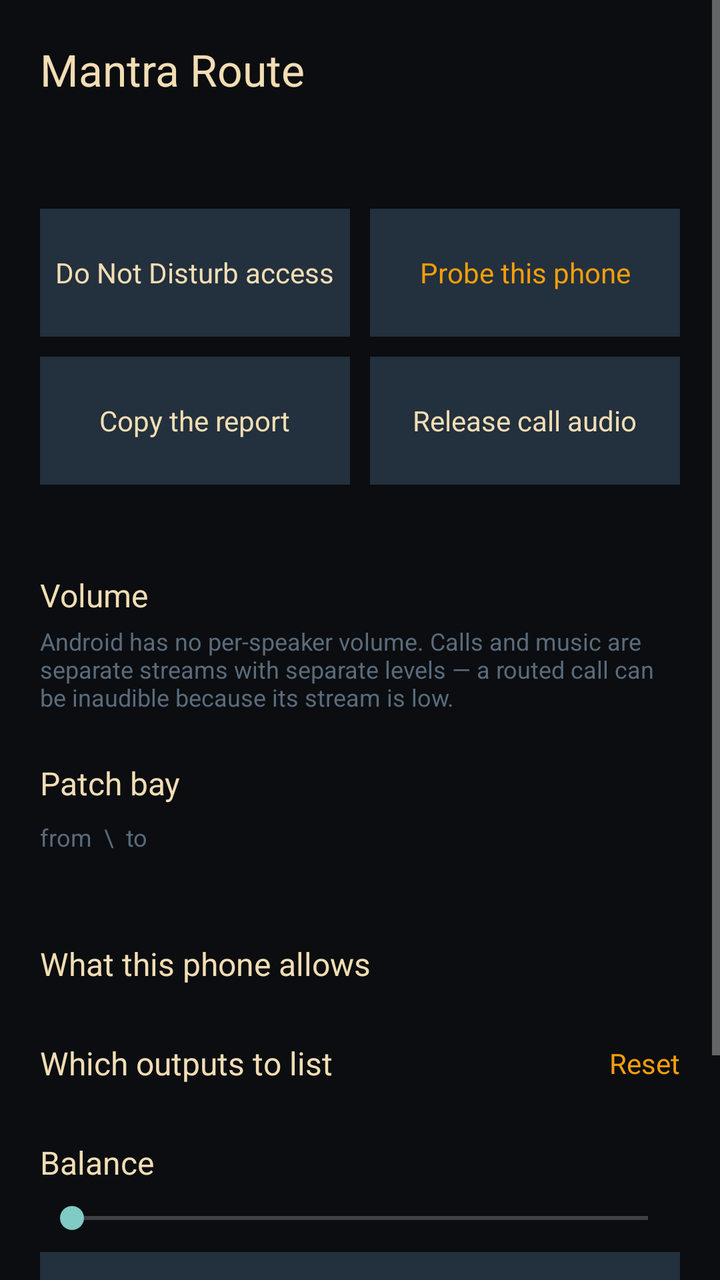
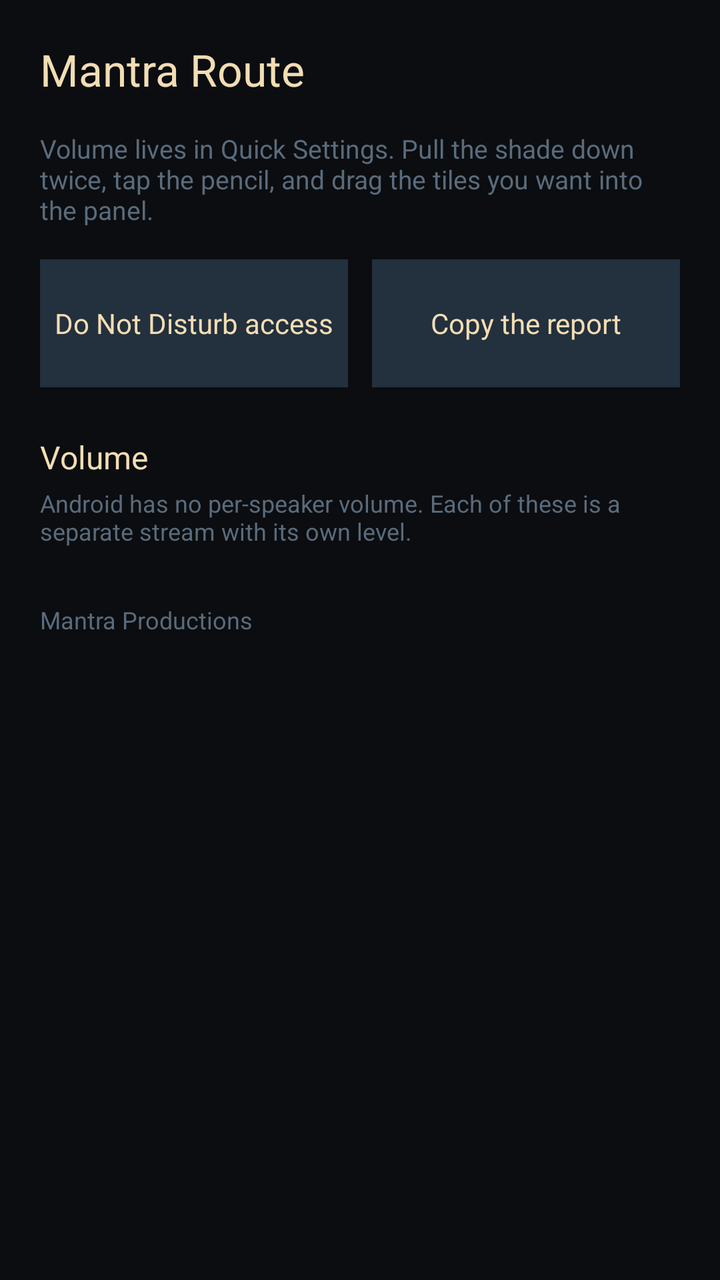

An Android layout rendered at two revisions. The XML below is the earlier revision; the diff shows what the commit changed to produce the second picture.
<!-- AndroidManifest.xml: application theme Theme.MantraRoute -->
<!-- res/layout/activity_main.xml -->
<?xml version="1.0" encoding="utf-8"?>
<ScrollView xmlns:android="http://schemas.android.com/apk/res/android"
    android:id="@+id/root_scroll"
    android:clipToPadding="false"
    android:layout_width="match_parent"
    android:layout_height="match_parent"
    android:background="@color/ground"
    android:fillViewport="true">

    <LinearLayout
        android:layout_width="match_parent"
        android:layout_height="wrap_content"
        android:orientation="vertical"
        android:padding="20dp">

        
        <LinearLayout
            android:layout_width="match_parent"
            android:layout_height="wrap_content"
            android:orientation="horizontal"
            android:gravity="center_vertical">

            <TextView
                android:layout_width="0dp"
                android:layout_height="wrap_content"
                android:layout_weight="1"
                android:text="@string/app_name"
                android:textColor="@color/sand"
                android:textSize="22sp" />

            <TextView
                android:id="@+id/version"
                android:layout_width="wrap_content"
                android:layout_height="wrap_content"
                android:layout_marginStart="12dp"
                android:textColor="@color/slate_ink"
                android:textSize="14sp" />
        </LinearLayout>

        <TextView
            android:id="@+id/shizuku_line"
            android:layout_width="match_parent"
            android:layout_height="wrap_content"
            android:layout_marginTop="20dp"
            android:textSize="14sp" />

        

        
        <LinearLayout
            android:layout_width="match_parent"
            android:layout_height="wrap_content"
            android:layout_marginTop="16dp"
            android:orientation="horizontal"
            android:baselineAligned="false">

            <TextView
                android:id="@+id/dnd_button"
                android:layout_width="0dp"
                android:layout_height="wrap_content"
                android:layout_weight="1"
                android:background="@color/slate"
                android:gravity="center"
                android:minHeight="64dp"
                android:paddingStart="6dp"
                android:paddingEnd="6dp"
                android:paddingTop="12dp"
                android:paddingBottom="12dp"
                android:text="Do Not Disturb access"
                android:textColor="@color/sand"
                android:textSize="14sp" />

            <View android:layout_width="10dp" android:layout_height="1dp" />

            <TextView
                android:id="@+id/probe_button"
                android:layout_width="0dp"
                android:layout_height="wrap_content"
                android:layout_weight="1"
                android:background="@color/slate"
                android:gravity="center"
                android:minHeight="64dp"
                android:paddingStart="6dp"
                android:paddingEnd="6dp"
                android:paddingTop="12dp"
                android:paddingBottom="12dp"
                android:text="Probe this phone"
                android:textColor="@color/amber"
                android:textSize="14sp" />
        </LinearLayout>

        <LinearLayout
            android:layout_width="match_parent"
            android:layout_height="wrap_content"
            android:layout_marginTop="10dp"
            android:orientation="horizontal"
            android:baselineAligned="false">

            <TextView
                android:id="@+id/copy_button"
                android:layout_width="0dp"
                android:layout_height="wrap_content"
                android:layout_weight="1"
                android:background="@color/slate"
                android:gravity="center"
                android:minHeight="64dp"
                android:paddingStart="6dp"
                android:paddingEnd="6dp"
                android:paddingTop="12dp"
                android:paddingBottom="12dp"
                android:text="Copy the report"
                android:textColor="@color/sand"
                android:textSize="14sp" />

            <View android:layout_width="10dp" android:layout_height="1dp" />

            <TextView
                android:id="@+id/release_button"
                android:layout_width="0dp"
                android:layout_height="wrap_content"
                android:layout_weight="1"
                android:background="@color/slate"
                android:gravity="center"
                android:minHeight="64dp"
                android:paddingStart="6dp"
                android:paddingEnd="6dp"
                android:paddingTop="12dp"
                android:paddingBottom="12dp"
                android:text="Release call audio"
                android:textColor="@color/sand"
                android:textSize="14sp" />
        </LinearLayout>

        <TextView
            android:id="@+id/call_audio_line"
            android:layout_width="match_parent"
            android:layout_height="wrap_content"
            android:layout_marginTop="8dp"
            android:textColor="@color/slate_ink"
            android:textSize="12sp"
            android:fontFamily="monospace" />

        

        

        

        <TextView
            android:layout_width="match_parent"
            android:layout_height="wrap_content"
            android:layout_marginTop="20dp"
            android:text="Volume"
            android:textColor="@color/sand"
            android:textSize="16sp" />

        <TextView
            android:layout_width="match_parent"
            android:layout_height="wrap_content"
            android:layout_marginTop="4dp"
            android:text="Android has no per-speaker volume. Calls and music are separate streams with separate levels — a routed call can be inaudible because its stream is low."
            android:textColor="@color/slate_ink"
            android:textSize="12sp" />

        <LinearLayout
            android:id="@+id/volume_rows"
            android:layout_width="match_parent"
            android:layout_height="wrap_content"
            android:layout_marginTop="4dp"
            android:orientation="vertical" />

        <TextView
            android:layout_width="match_parent"
            android:layout_height="wrap_content"
            android:layout_marginTop="20dp"
            android:text="Patch bay"
            android:textColor="@color/sand"
            android:textSize="16sp" />

        
        <LinearLayout
            android:layout_width="match_parent"
            android:layout_height="wrap_content"
            android:layout_marginTop="8dp"
            android:orientation="horizontal"
            android:gravity="center_vertical">

            <TextView
                android:layout_width="0dp"
                android:layout_height="wrap_content"
                android:layout_weight="1"
                android:text="from  \\  to"
                android:textColor="@color/slate_ink"
                android:textSize="12sp" />

            <LinearLayout
                android:id="@+id/patch_headers"
                android:layout_width="wrap_content"
                android:layout_height="wrap_content"
                android:orientation="horizontal" />
        </LinearLayout>

        <LinearLayout
            android:id="@+id/patch_rows"
            android:layout_width="match_parent"
            android:layout_height="wrap_content"
            android:layout_marginTop="4dp"
            android:orientation="vertical" />

        <TextView
            android:id="@+id/patch_legend"
            android:layout_width="match_parent"
            android:layout_height="wrap_content"
            android:layout_marginTop="4dp"
            android:textColor="@color/slate_ink"
            android:textSize="12sp" />

        <TextView
            android:layout_width="match_parent"
            android:layout_height="wrap_content"
            android:layout_marginTop="20dp"
            android:text="What this phone allows"
            android:textColor="@color/sand"
            android:textSize="16sp" />

        <LinearLayout
            android:id="@+id/probe_rows"
            android:layout_width="match_parent"
            android:layout_height="wrap_content"
            android:layout_marginTop="8dp"
            android:orientation="vertical" />

        
        <LinearLayout
            android:layout_width="match_parent"
            android:layout_height="wrap_content"
            android:layout_marginTop="20dp"
            android:orientation="horizontal"
            android:gravity="center_vertical">

            <TextView
                android:layout_width="0dp"
                android:layout_height="wrap_content"
                android:layout_weight="1"
                android:text="Which outputs to list"
                android:textColor="@color/sand"
                android:textSize="16sp" />

            <TextView
                android:id="@+id/arrange_reset"
                android:layout_width="wrap_content"
                android:layout_height="wrap_content"
                android:layout_marginStart="12dp"
                android:text="Reset"
                android:textColor="@color/amber"
                android:textSize="14sp" />
        </LinearLayout>

        <LinearLayout
            android:id="@+id/arrange_rows"
            android:layout_width="match_parent"
            android:layout_height="wrap_content"
            android:layout_marginTop="8dp"
            android:orientation="vertical" />

        <TextView
            android:layout_width="match_parent"
            android:layout_height="wrap_content"
            android:layout_marginTop="20dp"
            android:text="Balance"
            android:textColor="@color/sand"
            android:textSize="16sp" />

        <SeekBar
            android:id="@+id/balance_bar"
            android:layout_width="match_parent"
            android:layout_height="wrap_content"
            android:layout_marginTop="8dp"
            android:max="200" />

        <TextView
            android:id="@+id/balance_reset"
            android:layout_width="match_parent"
            android:layout_height="wrap_content"
            android:layout_marginTop="8dp"
            android:background="@color/slate"
            android:gravity="center"
            android:paddingTop="14dp"
            android:paddingBottom="14dp"
            android:text="Centre the balance"
            android:textColor="@color/sand"
            android:textSize="15sp" />

        <TextView
            android:id="@+id/balance_line"
            android:layout_width="match_parent"
            android:layout_height="wrap_content"
            android:layout_marginTop="8dp"
            android:textSize="13sp" />

        <TextView
            android:layout_width="match_parent"
            android:layout_height="wrap_content"
            android:layout_marginTop="20dp"
            android:layout_marginBottom="20dp"
            android:text="Mantra Productions"
            android:textColor="@color/slate_ink"
            android:textSize="12sp" />
    </LinearLayout>
</ScrollView>
<!-- resources referenced by this layout -->
<resources>
  <color name="amber">#F59E0B</color>
  <color name="ground">#0B0D10</color>
  <color name="sand">#F2DDB4</color>
  <color name="slate">#23303D</color>
  <color name="slate_ink">#5A6B7C</color>
  <string name="app_name">Mantra Route</string>
  <style name="Theme.MantraRoute" parent="Theme.AppCompat.NoActionBar">
          <item name="android:windowBackground">@color/ground</item>
          <item name="android:textColor">@color/sand</item>
          <item name="android:statusBarColor">@color/ground</item>
          <item name="android:navigationBarColor">@color/ground</item>
      </style>
</resources>

<!-- the commit's change to res/layout/activity_main.xml (unified diff, before → after) -->
@@ -13,7 +13,6 @@
         android:orientation="vertical"
         android:padding="20dp">
 
-        
         <LinearLayout
             android:layout_width="match_parent"
             android:layout_height="wrap_content"
@@ -38,15 +37,13 @@
         </LinearLayout>
 
         <TextView
-            android:id="@+id/shizuku_line"
             android:layout_width="match_parent"
             android:layout_height="wrap_content"
-            android:layout_marginTop="20dp"
-            android:textSize="14sp" />
+            android:layout_marginTop="16dp"
+            android:text="Volume lives in Quick Settings. Pull the shade down twice, tap the pencil, and drag the tiles you want into the panel."
+            android:textColor="@color/slate_ink"
+            android:textSize="13sp" />
 
-        
-
-        
         <LinearLayout
             android:layout_width="match_parent"
             android:layout_height="wrap_content"
@@ -59,6 +56,7 @@
                 android:layout_width="0dp"
                 android:layout_height="wrap_content"
                 android:layout_weight="1"
+                android:layout_marginEnd="6dp"
                 android:background="@color/slate"
                 android:gravity="center"
                 android:minHeight="64dp"
@@ -70,37 +68,12 @@
                 android:textColor="@color/sand"
                 android:textSize="14sp" />
 
-            <View android:layout_width="10dp" android:layout_height="1dp" />
-
-            <TextView
-                android:id="@+id/probe_button"
-                android:layout_width="0dp"
-                android:layout_height="wrap_content"
-                android:layout_weight="1"
-                android:background="@color/slate"
-                android:gravity="center"
-                android:minHeight="64dp"
-                android:paddingStart="6dp"
-                android:paddingEnd="6dp"
-                android:paddingTop="12dp"
-                android:paddingBottom="12dp"
-                android:text="Probe this phone"
-                android:textColor="@color/amber"
-                android:textSize="14sp" />
-        </LinearLayout>
-
-        <LinearLayout
-            android:layout_width="match_parent"
-            android:layout_height="wrap_content"
-            android:layout_marginTop="10dp"
-            android:orientation="horizontal"
-            android:baselineAligned="false">
-
             <TextView
                 android:id="@+id/copy_button"
                 android:layout_width="0dp"
                 android:layout_height="wrap_content"
                 android:layout_weight="1"
+                android:layout_marginStart="6dp"
                 android:background="@color/slate"
                 android:gravity="center"
                 android:minHeight="64dp"
@@ -111,45 +84,12 @@
                 android:text="Copy the report"
                 android:textColor="@color/sand"
                 android:textSize="14sp" />
-
-            <View android:layout_width="10dp" android:layout_height="1dp" />
-
-            <TextView
-                android:id="@+id/release_button"
-                android:layout_width="0dp"
-                android:layout_height="wrap_content"
-                android:layout_weight="1"
-                android:background="@color/slate"
-                android:gravity="center"
-                android:minHeight="64dp"
-                android:paddingStart="6dp"
-                android:paddingEnd="6dp"
-                android:paddingTop="12dp"
-                android:paddingBottom="12dp"
-                android:text="Release call audio"
-                android:textColor="@color/sand"
-                android:textSize="14sp" />
         </LinearLayout>
-
-        <TextView
-            android:id="@+id/call_audio_line"
-            android:layout_width="match_parent"
-            android:layout_height="wrap_content"
-            android:layout_marginTop="8dp"
-            android:textColor="@color/slate_ink"
-            android:textSize="12sp"
-            android:fontFamily="monospace" />
-
-        
-
-        
-
-        
 
         <TextView
             android:layout_width="match_parent"
             android:layout_height="wrap_content"
-            android:layout_marginTop="20dp"
+            android:layout_marginTop="24dp"
             android:text="Volume"
             android:textColor="@color/sand"
             android:textSize="16sp" />
@@ -158,7 +98,7 @@
             android:layout_width="match_parent"
             android:layout_height="wrap_content"
             android:layout_marginTop="4dp"
-            android:text="Android has no per-speaker volume. Calls and music are separate streams with separate levels — a routed call can be inaudible because its stream is low."
+            android:text="Android has no per-speaker volume. Each of these is a separate stream with its own level."
             android:textColor="@color/slate_ink"
             android:textSize="12sp" />
 
@@ -172,136 +112,7 @@
         <TextView
             android:layout_width="match_parent"
             android:layout_height="wrap_content"
-            android:layout_marginTop="20dp"
-            android:text="Patch bay"
-            android:textColor="@color/sand"
-            android:textSize="16sp" />
-
-        
-        <LinearLayout
-            android:layout_width="match_parent"
-            android:layout_height="wrap_content"
-            android:layout_marginTop="8dp"
-            android:orientation="horizontal"
-            android:gravity="center_vertical">
-
-            <TextView
-                android:layout_width="0dp"
-                android:layout_height="wrap_content"
-                android:layout_weight="1"
-                android:text="from  \\  to"
-                android:textColor="@color/slate_ink"
-                android:textSize="12sp" />
-
-            <LinearLayout
-                android:id="@+id/patch_headers"
-                android:layout_width="wrap_content"
-                android:layout_height="wrap_content"
-                android:orientation="horizontal" />
-        </LinearLayout>
-
-        <LinearLayout
-            android:id="@+id/patch_rows"
-            android:layout_width="match_parent"
-            android:layout_height="wrap_content"
-            android:layout_marginTop="4dp"
-            android:orientation="vertical" />
-
-        <TextView
-            android:id="@+id/patch_legend"
-            android:layout_width="match_parent"
-            android:layout_height="wrap_content"
-            android:layout_marginTop="4dp"
-            android:textColor="@color/slate_ink"
-            android:textSize="12sp" />
-
-        <TextView
-            android:layout_width="match_parent"
-            android:layout_height="wrap_content"
-            android:layout_marginTop="20dp"
-            android:text="What this phone allows"
-            android:textColor="@color/sand"
-            android:textSize="16sp" />
-
-        <LinearLayout
-            android:id="@+id/probe_rows"
-            android:layout_width="match_parent"
-            android:layout_height="wrap_content"
-            android:layout_marginTop="8dp"
-            android:orientation="vertical" />
-
-        
-        <LinearLayout
-            android:layout_width="match_parent"
-            android:layout_height="wrap_content"
-            android:layout_marginTop="20dp"
-            android:orientation="horizontal"
-            android:gravity="center_vertical">
-
-            <TextView
-                android:layout_width="0dp"
-                android:layout_height="wrap_content"
-                android:layout_weight="1"
-                android:text="Which outputs to list"
-                android:textColor="@color/sand"
-                android:textSize="16sp" />
-
-            <TextView
-                android:id="@+id/arrange_reset"
-                android:layout_width="wrap_content"
-                android:layout_height="wrap_content"
-                android:layout_marginStart="12dp"
-                android:text="Reset"
-                android:textColor="@color/amber"
-                android:textSize="14sp" />
-        </LinearLayout>
-
-        <LinearLayout
-            android:id="@+id/arrange_rows"
-            android:layout_width="match_parent"
-            android:layout_height="wrap_content"
-            android:layout_marginTop="8dp"
-            android:orientation="vertical" />
-
-        <TextView
-            android:layout_width="match_parent"
-            android:layout_height="wrap_content"
-            android:layout_marginTop="20dp"
-            android:text="Balance"
-            android:textColor="@color/sand"
-            android:textSize="16sp" />
-
-        <SeekBar
-            android:id="@+id/balance_bar"
-            android:layout_width="match_parent"
-            android:layout_height="wrap_content"
-            android:layout_marginTop="8dp"
-            android:max="200" />
-
-        <TextView
-            android:id="@+id/balance_reset"
-            android:layout_width="match_parent"
-            android:layout_height="wrap_content"
-            android:layout_marginTop="8dp"
-            android:background="@color/slate"
-            android:gravity="center"
-            android:paddingTop="14dp"
-            android:paddingBottom="14dp"
-            android:text="Centre the balance"
-            android:textColor="@color/sand"
-            android:textSize="15sp" />
-
-        <TextView
-            android:id="@+id/balance_line"
-            android:layout_width="match_parent"
-            android:layout_height="wrap_content"
-            android:layout_marginTop="8dp"
-            android:textSize="13sp" />
-
-        <TextView
-            android:layout_width="match_parent"
-            android:layout_height="wrap_content"
-            android:layout_marginTop="20dp"
+            android:layout_marginTop="24dp"
             android:layout_marginBottom="20dp"
             android:text="Mantra Productions"
             android:textColor="@color/slate_ink"
<!-- resource entries referenced after the edit -->
@@ -1,6 +1,5 @@
 <!-- resources referenced by this layout -->
 <resources>
-  <color name="amber">#F59E0B</color>
   <color name="ground">#0B0D10</color>
   <color name="sand">#F2DDB4</color>
   <color name="slate">#23303D</color>
